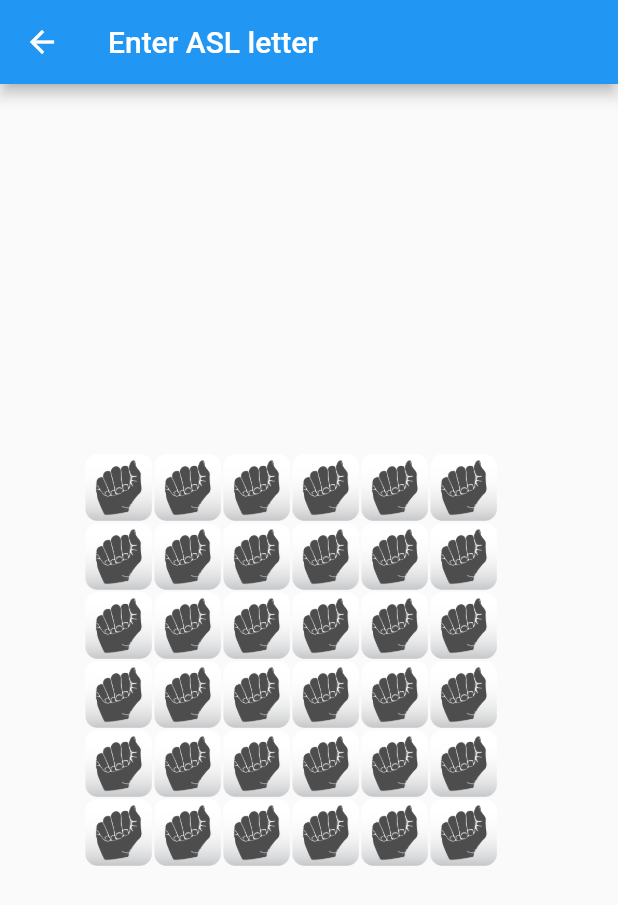
After one commit to GitHubStuff/asl, a Flutter app: the LetterQuizPage screen opened by its route, on a phone screen of 412 x 824 dp. The commit adds this screen. Shown: the top 905 px of the screen. Run offline on Flutter 3.47's test engine with Material 2 defaults, Android fonts, the phone set to English and light mode, and no system bars; our stand-ins replace flutter_bloc, flutter_modular, hive_flutter, hooks_riverpod; accounts and stored records are empty; generated files the repository leaves out were written again.

Commit message:
new quiz WIP

```diff
--- /dev/null
+++ b/lib/asl_resources/asl_image.dart
@@ -0,0 +1,41 @@
+import 'package:flutter/material.dart';
+
+import '../gen/assets.gen.dart';
+
+const double _symbolHeight = 100.0;
+const double _textHeight = 150.0;
+
+class ASLImage {
+  static const placeholder = 'placeholder';
+  Image get aslPlaceHolder => Assets.asl1024.image(height: 100);
+  final String name;
+  ASLImage({required this.name});
+  Image get gesture => (name == placeholder)
+      ? aslPlaceHolder
+      : Image(
+          image: AssetImage('assets/images/asl_$name.png'),
+          height: _symbolHeight,
+          fit: BoxFit.fitHeight,
+        );
+  Image get answer => (name == placeholder)
+      ? aslPlaceHolder
+      : Image(
+          image: AssetImage('assets/images/study_$name.png'),
+          height: _textHeight,
+          fit: BoxFit.fitHeight,
+        );
+  bool matched(String string) => name.toLowerCase() == string.toLowerCase();
+  String wrong() {
+    if (name == '0') return 'You guessed zero ';
+    if (name == 'o') return 'You guessed "o" ';
+    if (name == '1') return 'You guessed "1" ';
+    return 'You guessed "$name" ';
+  }
+
+  String correction() {
+    if (name == '0') return 'It is actually zero ';
+    if (name == 'o') return 'It is actually "o" ';
+    if (name == '1') return 'It is actually one ';
+    return 'It is actually "$name" ';
+  }
+}
--- /dev/null
+++ b/lib/asl_resources/gesture_quiz_model.dart
@@ -0,0 +1,18 @@
+import 'asl_image.dart';
+import 'asl_model.dart';
+
+class GestureQuizModel extends ASLModel {
+  List<ASLImage> screen = [];
+  List<ASLImage> preview = [];
+
+  @override
+  void startQuiz() {
+    super.startQuiz();
+    ASLImage? loaderImage = randomGesture();
+    while (loaderImage != null) {
+      preview.add(ASLImage(name: ASLImage.placeholder));
+      screen.add(loaderImage);
+      loaderImage = randomGesture();
+    }
+  }
+}
--- a/lib/cubit/asl_cubit.dart
+++ b/lib/cubit/asl_cubit.dart
@@ -1,7 +1,9 @@
 import 'package:flutter/material.dart';
 import 'package:flutter_bloc/flutter_bloc.dart';
 
-import '../asl_resources/asl_resources.dart';
+import '../asl_resources/asl_image.dart';
+import '../asl_resources/asl_model.dart';
+import '../classes/score.dart';
 
 part 'asl_state.dart';
 
--- /dev/null
+++ b/lib/cubit/letter_cubit.dart
@@ -0,0 +1,26 @@
+import 'package:asl_quiz/asl_resources/asl_image.dart';
+import 'package:asl_quiz/asl_resources/gesture_quiz_model.dart';
+import 'package:flutter/material.dart';
+import 'package:flutter_bloc/flutter_bloc.dart';
+
+part 'letter_state.dart';
+
+class LetterCubit extends Cubit<LetterState> {
+  LetterCubit() : super(LetterInitial());
+
+  GestureQuizModel gestureQuizModel = GestureQuizModel();
+
+  void startQuiz() {
+    Future.delayed(const Duration(milliseconds: 250), () {
+      gestureQuizModel.startQuiz();
+      emit(LetterStateQuizReady(
+        tiles: gestureQuizModel.screen,
+        previous: gestureQuizModel.preview,
+      ));
+    });
+  }
+
+  void finishQuiz() => Future.delayed(const Duration(milliseconds: 500), () {
+        emit(LetterInitial());
+      });
+}
--- /dev/null
+++ b/lib/cubit/letter_state.dart
@@ -0,0 +1,14 @@
+part of 'letter_cubit.dart';
+
+@immutable
+abstract class LetterState {}
+
+class LetterInitial extends LetterState {}
+
+class LetterStateStartQuiz extends LetterState {}
+
+class LetterStateQuizReady extends LetterState {
+  final List<ASLImage> tiles;
+  final List<ASLImage> previous;
+  LetterStateQuizReady({required this.tiles, required this.previous});
+}
--- a/lib/screens/asl_quiz_page.dart
+++ b/lib/screens/asl_quiz_page.dart
@@ -2,7 +2,7 @@ import 'package:flutter/material.dart';
 import 'package:flutter_bloc/flutter_bloc.dart';
 import 'package:flutter_modular/flutter_modular.dart';
 
-import '../asl_resources/asl_resources.dart';
+import '../asl_resources/asl_model.dart';
 import '../classes/keyboard_key.dart';
 import '../cubit/asl_cubit.dart';
 import '../widgets/incorrect_answer.dart';
--- /dev/null
+++ b/lib/screens/letter_quiz_page.dart
@@ -0,0 +1,63 @@
+import 'package:asl_quiz/asl_resources/asl_image.dart';
+import 'package:flutter/material.dart';
+import 'package:flutter_bloc/flutter_bloc.dart';
+import 'package:flutter_modular/flutter_modular.dart';
+
+import '../classes/keyboard_key.dart';
+import '../cubit/letter_cubit.dart';
+import '../widgets/keyboard_widget.dart';
+import 'home_scaffold.dart';
+
+final LetterCubit letterCubit = Modular.get<LetterCubit>();
+
+class LetterQuizPage extends StatelessWidget {
+  static const route = '/LetterQuizPage';
+
+  const LetterQuizPage({super.key});
+
+  @override
+  Widget build(BuildContext context) {
+    return Scaffold(
+      appBar: AppBar(
+        leading: IconButton(
+          icon: const Icon(Icons.arrow_back),
+          onPressed: () {
+            Modular.to.navigate(HomeScaffold.route);
+            letterCubit.finishQuiz();
+          },
+        ),
+        title: const Text('Enter ASL letter'),
+      ),
+      body: Center(
+        child: Column(
+          mainAxisAlignment: MainAxisAlignment.center,
+          children: [
+            bloc(),
+          ],
+        ),
+      ),
+    );
+  }
+
+  Widget bloc() {
+    return BlocBuilder<LetterCubit, LetterState>(
+        bloc: letterCubit,
+        builder: (context, state) {
+          debugPrint(state.toString());
+          if (state is LetterInitial) letterCubit.startQuiz();
+          if (state is LetterStateQuizReady) return _showGestures(state: state);
+          return const Text('Zerk');
+        });
+  }
+
+  Widget _showGestures({required LetterStateQuizReady state}) {
+    return Wrap(children: [
+      KeyboardWidget(keys: [
+        for (ASLImage item in state.previous)
+          KeyboardKey(content: item.answer).widget(callback: () {
+            debugPrint('x');
+          }),
+      ])
+    ]);
+  }
+}
--- a/lib/widgets/incorrect_answer.dart
+++ b/lib/widgets/incorrect_answer.dart
@@ -1,6 +1,6 @@
 import 'package:flutter/material.dart';
 
-import '../asl_resources/asl_resources.dart';
+import '../asl_resources/asl_image.dart';
 import '../screens/asl_quiz_page.dart';
 
 const _textStyle = TextStyle(fontSize: 24.0);
--- a/lib/widgets/score_widget.dart
+++ b/lib/widgets/score_widget.dart
@@ -1,6 +1,6 @@
 import 'package:flutter/material.dart';
 
-import '../asl_resources/asl_resources.dart';
+import '../classes/score.dart';
 
 class ScoreWidget extends StatelessWidget {
   final Score score;
```
Also changed, not shown: lib/asl_resources/asl_model.dart (added, +63 -0 lines), lib/asl_resources/asl_resources.dart (deleted, +0 -107 lines), lib/classes/score.dart (added, +11 -0 lines), lib/screens/app_module.dart (+6 -2 lines), lib/screens/home_scaffold.dart (+6 -1 lines).
